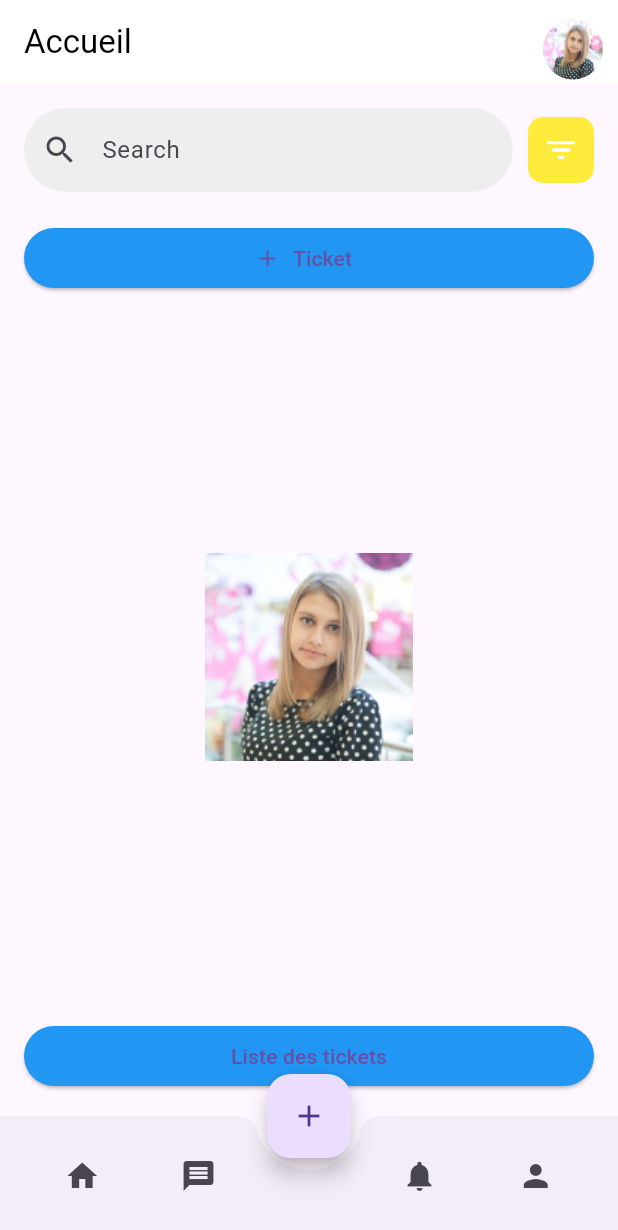
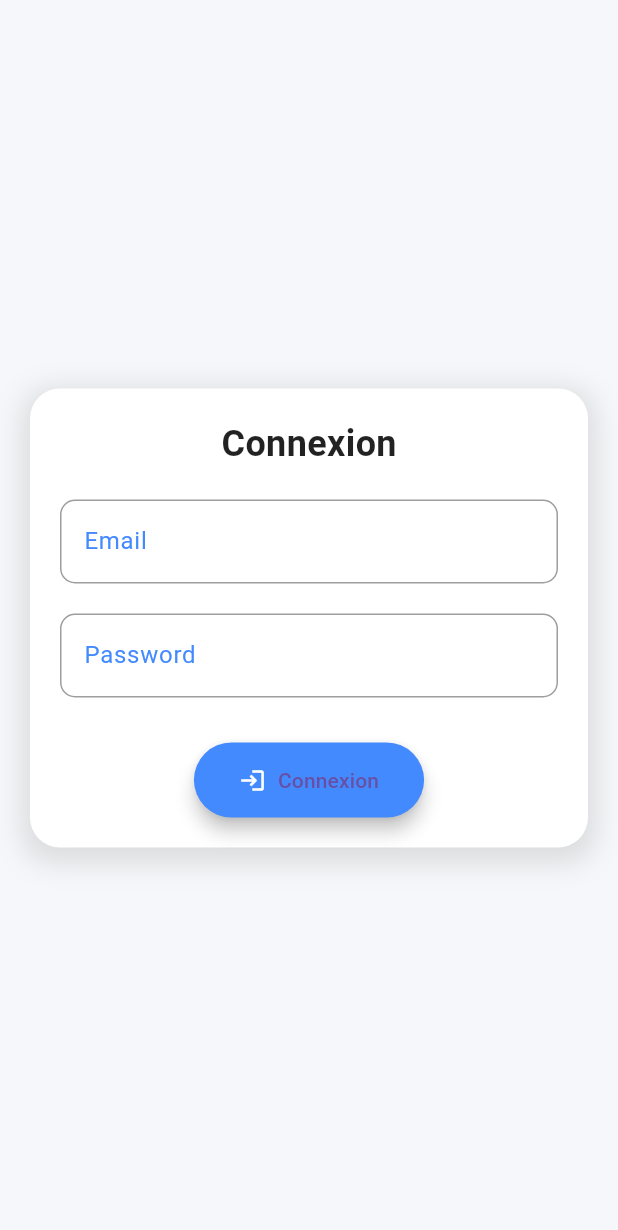
Before and after one commit to Adamasermin/gestion-ticket-flutter, a Flutter app: the screen it shows after launch, on a phone screen of 412 x 824 dp. Shown: the top 1230 px of the screen. Run offline on Flutter 3.47's test engine with Material 3 defaults, Android fonts, the phone set to English and light mode, and no system bars; our stand-ins replace firebase_core; accounts and stored records are empty.

Commit message:
travail du lundi

```diff
--- /dev/null
+++ b/lib/pages/connexion.dart
@@ -0,0 +1,115 @@
+import 'package:flutter/material.dart';
+
+class Connexion extends StatelessWidget {
+  const Connexion({super.key});
+
+  @override
+  Widget build(BuildContext context) {
+    return Scaffold(
+      backgroundColor: const Color(0xFFF5F7FA), // Couleur de fond douce
+      body: Center(
+        child: Container(
+          padding:
+              const EdgeInsets.all(20.0), // Marges internes pour le conteneur
+          margin: const EdgeInsets.symmetric(
+              horizontal: 20.0), // Marges externes sur les côtés
+          decoration: BoxDecoration(
+            color: Colors.white, // Fond blanc pour le formulaire
+            borderRadius: BorderRadius.circular(20.0), // Bordures arrondies
+            boxShadow: [
+              BoxShadow(
+                color: Colors.grey.withOpacity(0.3), // Ombre douce
+                spreadRadius: 5,
+                blurRadius: 15,
+                offset: const Offset(0, 5), // Décalage de l'ombre vers le bas
+              ),
+            ],
+          ),
+          child: Column(
+            mainAxisSize: MainAxisSize.min, // Ajuste la taille du conteneur pour le contenu
+            crossAxisAlignment: CrossAxisAlignment.center,
+            children: [
+              // Titre du formulaire
+              const Text(
+                'Connexion',
+                style: TextStyle(
+                  fontSize: 24,
+                  fontWeight: FontWeight.bold,
+                  color: Colors.black87,
+                ),
+              ),
+              const SizedBox(
+                  height: 20), // Espace entre le titre et le champ de texte
+
+              // Champ d'entrée pour l'email
+              TextFormField(
+                decoration: InputDecoration(
+                  labelText: 'Email',
+                  labelStyle: const TextStyle(color: Colors.blueAccent),
+                  focusedBorder: OutlineInputBorder(
+                    borderRadius: BorderRadius.circular(10.0),
+                    borderSide: const BorderSide(
+                      color: Colors.blueAccent,
+                    ),
+                  ),
+                  enabledBorder: OutlineInputBorder(
+                    borderRadius: BorderRadius.circular(10.0),
+                    borderSide: const BorderSide(
+                      color: Colors.grey,
+                    ),
+                  ),
+                  filled: true,
+                  fillColor: Colors.white,
+                ),
+              ),
+
+              const SizedBox(height: 20), // Espace entre les champs de texte
+
+              // Champ d'entrée pour le mot de passe
+              TextFormField(
+                obscureText: true,
+                decoration: InputDecoration(
+                  labelText: 'Password',
+                  labelStyle: const TextStyle(color: Colors.blueAccent),
+                  focusedBorder: OutlineInputBorder(
+                    borderRadius: BorderRadius.circular(10.0),
+                    borderSide: const BorderSide(
+                      color: Colors.blueAccent,
+                    ),
+                  ),
+                  enabledBorder: OutlineInputBorder(
+                    borderRadius: BorderRadius.circular(10.0),
+                    borderSide: const BorderSide(
+                      color: Colors.grey,
+                    ),
+                  ),
+                  filled: true,
+                  fillColor: Colors.white,
+                ),
+              ),
+
+              const SizedBox(height: 30), // Espace avant le bouton
+
+              // Bouton de connexion
+              ElevatedButton.icon(
+                onPressed: () {},
+                icon: const Icon(Icons.login,
+                    color: Colors.white), // Icône à côté du texte
+                label: const Text('Connexion'),
+                style: ElevatedButton.styleFrom(
+                  padding: const EdgeInsets.symmetric(
+                      horizontal: 30, vertical: 15), // Espacement interne
+                  backgroundColor: Colors.blueAccent, // Couleur du bouton
+                  shape: RoundedRectangleBorder(
+                    borderRadius: BorderRadius.circular(30.0),
+                  ),
+                  elevation: 5, // Élévation pour l'ombre du bouton
+                ),
+              ),
+            ],
+          ),
+        ),
+      ),
+    );
+  }
+}
--- a/lib/pages/homePage.dart
+++ b/lib/pages/homePage.dart
@@ -34,7 +34,7 @@ class HomePage extends StatelessWidget {
                   child: TextField(
                     decoration: InputDecoration(
                       hintText: 'Search',
-                      prefixIcon: Icon(Icons.search),
+                      prefixIcon: const Icon(Icons.search),
                       border: OutlineInputBorder(
                         borderRadius: BorderRadius.circular(30.0),
                         borderSide: BorderSide.none,
@@ -76,13 +76,13 @@ class HomePage extends StatelessWidget {
             const SizedBox(height: 20),
             ElevatedButton(
               onPressed: () {},
-              child: const Text('Liste des tickets'),
               style: ElevatedButton.styleFrom(
                 backgroundColor: Colors.blue,
                 shape: RoundedRectangleBorder(
                   borderRadius: BorderRadius.circular(30.0),
                 ),
               ),
+              child: const Text('Liste des tickets'),
             ),
           ],
         ),
@@ -101,7 +101,7 @@ class HomePage extends StatelessWidget {
               icon: const Icon(Icons.message),
               onPressed: () {},
             ),
-            SizedBox(width: 40), // Espacement pour le bouton central
+            const SizedBox(width: 40), // Espacement pour le bouton central
             IconButton(
               icon: const Icon(Icons.notifications),
               onPressed: () {},
--- a/pubspec.yaml
+++ b/pubspec.yaml
@@ -35,6 +35,7 @@ dependencies:
   # The following adds the Cupertino Icons font to your application.
   # Use with the CupertinoIcons class for iOS style icons.
   cupertino_icons: ^1.0.8
+  firebase_core: ^3.4.0
 
 dev_dependencies:
   flutter_test:
```
Also changed, not shown: lib/main.dart (+25 -4 lines), lib/pages/ProfilPage.dart (added, +122 -0 lines), lib/pages/TicketListPage.dart (added, +108 -0 lines), lib/pages/TicketPage.dart (added, +103 -0 lines), firebase.json (added), lib/firebase_options.dart (added), pubspec.lock, 6 other files.
